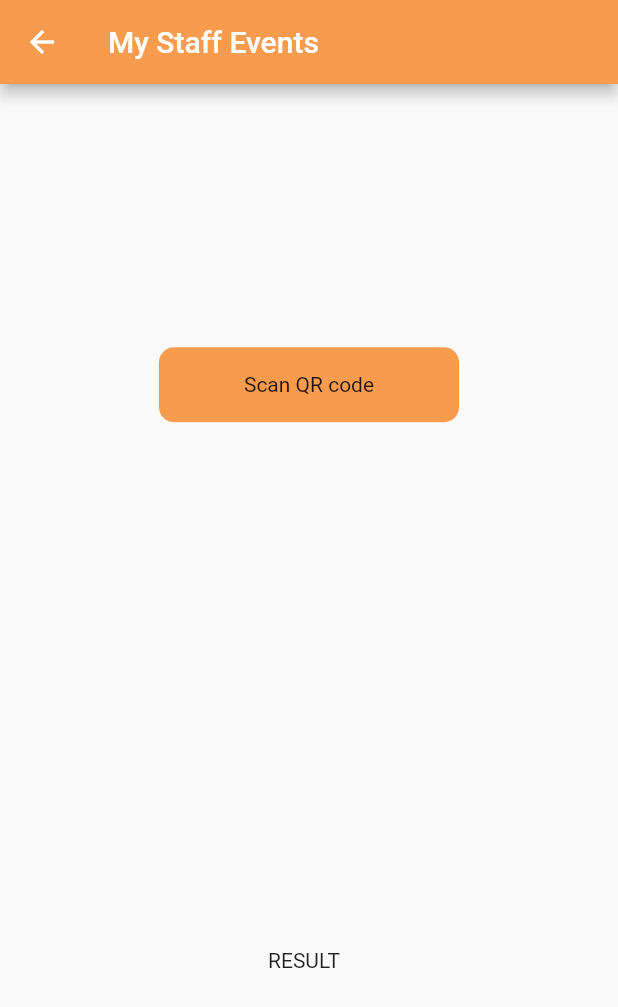
After one commit to SaidFayache/event_app, a Flutter app: the StaffEventsDetailsPage screen opened directly, on a phone screen of 412 x 824 dp. The commit adds this screen. Shown: the top 1007 px of the screen. Run offline on Flutter 3.47's test engine with Material 2 defaults, Android fonts, the phone set to English and light mode, and no system bars; our stand-ins replace google_fonts, shared_preferences; missing offline and left inert: qrscan; accounts and stored records are empty; network calls fail.

Commit message:
adding staff events & QRscanner

```diff
--- a/lib/API/eventsModel.dart
+++ b/lib/API/eventsModel.dart
@@ -36,50 +36,38 @@ class Event {
   String id;
   String name;
   String admin;
+  String description;
+  String location;
   DateTime startDate;
   DateTime endDate;
-  String description;
-  String location;
-  DateTime createdAt;
-  DateTime updatedAt;
-  int v;
 
   Event({
     this.id,
     this.name,
     this.admin,
+    this.description,
+    this.location,
     this.startDate,
     this.endDate,
-    this.description,
-    this.location,
-    this.createdAt,
-    this.updatedAt,
-    this.v,
   });
 
   factory Event.fromJson(Map<String, dynamic> json) => Event(
-    id: json["_id"],
+    id: json["id"],
     name: json["name"],
     admin: json["admin"],
+    description: json["description"],
+    location: json["location"],
     startDate: DateTime.parse(json["start_date"]),
     endDate: DateTime.parse(json["end_date"]),
-    description: json["description"],
-    location: json["location"],
-    createdAt: DateTime.parse(json["createdAt"]),
-    updatedAt: DateTime.parse(json["updatedAt"]),
-    v: json["__v"],
   );
 
   Map<String, dynamic> toJson() => {
-    "_id": id,
+    "id": id,
     "name": name,
     "admin": admin,
+    "description": description,
+    "location": location,
     "start_date": startDate.toIso8601String(),
     "end_date": endDate.toIso8601String(),
-    "description": description,
-    "location": location,
-    "createdAt": createdAt.toIso8601String(),
-    "updatedAt": updatedAt.toIso8601String(),
-    "__v": v,
   };
 }
--- /dev/null
+++ b/lib/API/staffEventsModel.dart
@@ -0,0 +1,77 @@
+// To parse this JSON data, do
+//
+//     final staffEvents = staffEventsFromJson(jsonString);
+
+import 'dart:convert';
+
+StaffEvents staffEventsFromJson(String str) => StaffEvents.fromJson(json.decode(str));
+
+String staffEventsToJson(StaffEvents data) => json.encode(data.toJson());
+
+class StaffEvents {
+  List<Event> events;
+
+  StaffEvents({
+    this.events,
+  });
+
+  factory StaffEvents.fromJson(Map<String, dynamic> json) => StaffEvents(
+    events: List<Event>.from(json["events"].map((x) => Event.fromJson(x))),
+  );
+
+  Map<String, dynamic> toJson() => {
+    "events": List<dynamic>.from(events.map((x) => x.toJson())),
+  };
+}
+
+class Event {
+  String id;
+  String name;
+  String admin;
+  DateTime startDate;
+  DateTime endDate;
+  String description;
+  String location;
+  DateTime createdAt;
+  DateTime updatedAt;
+  int v;
+
+  Event({
+    this.id,
+    this.name,
+    this.admin,
+    this.startDate,
+    this.endDate,
+    this.description,
+    this.location,
+    this.createdAt,
+    this.updatedAt,
+    this.v,
+  });
+
+  factory Event.fromJson(Map<String, dynamic> json) => Event(
+    id: json["_id"],
+    name: json["name"],
+    admin: json["admin"],
+    startDate: DateTime.parse(json["start_date"]),
+    endDate: DateTime.parse(json["end_date"]),
+    description: json["description"],
+    location: json["location"],
+    createdAt: DateTime.parse(json["createdAt"]),
+    updatedAt: DateTime.parse(json["updatedAt"]),
+    v: json["__v"],
+  );
+
+  Map<String, dynamic> toJson() => {
+    "_id": id,
+    "name": name,
+    "admin": admin,
+    "start_date": startDate.toIso8601String(),
+    "end_date": endDate.toIso8601String(),
+    "description": description,
+    "location": location,
+    "createdAt": createdAt.toIso8601String(),
+    "updatedAt": updatedAt.toIso8601String(),
+    "__v": v,
+  };
+}
--- /dev/null
+++ b/lib/UI/Staff/staffEventsDetails.dart
@@ -0,0 +1,99 @@
+import 'package:flutter/material.dart';
+import 'package:event_app/Const/colors.dart';
+import 'package:http/http.dart' as http;
+import 'package:shared_preferences/shared_preferences.dart';
+import 'package:event_app/API/staffEventsModel.dart';
+import 'dart:async';
+import 'dart:typed_data';
+import 'package:qrscan/qrscan.dart' as scanner;
+
+class StaffEventsDetailsPage extends StatefulWidget {
+  final Event event;
+  StaffEventsDetailsPage({Key key, this.event}) : super(key: key);
+  @override
+  _StaffEventsDetailsPageState createState() => _StaffEventsDetailsPageState(e: event);
+}
+
+class _StaffEventsDetailsPageState extends State<StaffEventsDetailsPage> {
+  _StaffEventsDetailsPageState({this.e});
+  Event e;
+  String barcode = '';
+  Uint8List bytes = Uint8List(200);
+  @override
+  Widget build(BuildContext context) {
+    return Scaffold(
+      appBar: AppBar(
+        title: Text("My Staff Events"),
+        backgroundColor: c1,
+      ),
+      body: _getBody(),
+    );
+//    return Scaffold(
+//      appBar: AppBar(
+//        title: Text('Qrcode Scanner Example'),
+//      ),
+//      body: Center(
+//        child: Column(
+//          mainAxisAlignment: MainAxisAlignment.end,
+//          crossAxisAlignment: CrossAxisAlignment.center,
+//          children: <Widget>[
+//            SizedBox(
+//              width: 200,
+//              height: 200,
+//              child: Image.memory(bytes),
+//            ),
+//
+//            RaisedButton(onPressed: _scan, child: Text("Scan")),
+//            RaisedButton(onPressed: _scanPhoto, child: Text("Scan Photo")),
+//            RaisedButton(onPressed: _generateBarCode, child: Text("Generate Barcode")),
+//          ],
+//        ),
+//      ),
+//    );
+  }
+  Widget _getBody()
+  {
+    return Container(
+      child: Column(
+        mainAxisAlignment: MainAxisAlignment.spaceAround,
+        crossAxisAlignment: CrossAxisAlignment.center,
+        children: <Widget>[
+          Center(
+            child: GestureDetector(
+              child: Container(
+                width: 200,
+                height: 50,
+                decoration: BoxDecoration(
+                  color: c1,
+                  shape: BoxShape.rectangle,
+                  borderRadius: BorderRadius.all(Radius.circular(10))
+                ),
+                child: Center(
+                  child: Text("Scan QR code"),
+
+                ),
+              ),
+              onTap: _scan,
+            ),
+          ),
+          Text('RESULT  $barcode'),
+        ],
+      ),
+    );
+  }
+
+  Future _scan() async {
+    String barcode = await scanner.scan();
+    setState(() => this.barcode = barcode);
+  }
+
+  Future _scanPhoto() async {
+    String barcode = await scanner.scanPhoto();
+    setState(() => this.barcode = barcode);
+  }
+
+  Future _generateBarCode() async {
+    Uint8List result = await scanner.generateBarCode('https://github.com/leyan95/qrcode_scanner');
+    this.setState(() => this.bytes = result);
+  }
+}
--- a/pubspec.yaml
+++ b/pubspec.yaml
@@ -23,6 +23,7 @@ dependencies:
   google_fonts: ^1.0.0
   shared_preferences: ^0.5.7+2
   intl: ^0.16.1
+  qrscan: ^0.2.17
 
   # The following adds the Cupertino Icons font to your application.
   # Use with the CupertinoIcons class for iOS style icons.
```
Also changed, not shown: lib/UI/Home/home.dart (+8 -4 lines), lib/UI/Staff/staffEvents.dart (added, +121 -0 lines), pubspec.lock, 1 other file.
